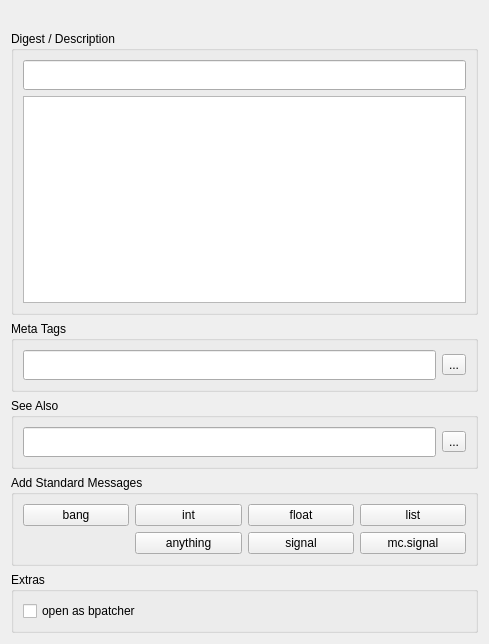
Old version of the form src/Edit/PagePatch.ui in the repository xavierxeon-music/HelpForMax.
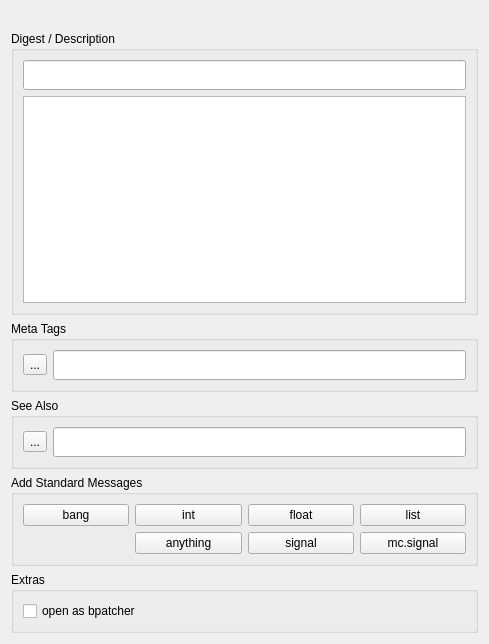
New version of the form.

The edit to the form file:
```diff
--- a/src/Edit/PagePatch.ui
+++ b/src/Edit/PagePatch.ui
@@ -58,16 +58,6 @@
       <bool>true</bool>
      </property>
      <layout class="QHBoxLayout" name="horizontalLayout">
-      <item>
-       <widget class="QLineEdit" name="metaTagEdit">
-        <property name="minimumSize">
-         <size>
-          <width>0</width>
-          <height>30</height>
-         </size>
-        </property>
-       </widget>
-      </item>
       <item>
        <widget class="QToolButton" name="selectMetaTagsButton">
         <property name="text">
@@ -75,6 +65,16 @@
         </property>
        </widget>
       </item>
+      <item>
+       <widget class="QLineEdit" name="metaTagEdit">
+        <property name="minimumSize">
+         <size>
+          <width>0</width>
+          <height>30</height>
+         </size>
+        </property>
+       </widget>
+      </item>
      </layout>
     </widget>
    </item>
@@ -87,16 +87,6 @@
       <bool>true</bool>
      </property>
      <layout class="QHBoxLayout" name="horizontalLayout_3">
-      <item>
-       <widget class="QLineEdit" name="seeAlsoEdit">
-        <property name="minimumSize">
-         <size>
-          <width>0</width>
-          <height>30</height>
-         </size>
-        </property>
-       </widget>
-      </item>
       <item>
        <widget class="QToolButton" name="selectSeeAlsoButton">
         <property name="text">
@@ -104,6 +94,16 @@
         </property>
        </widget>
       </item>
+      <item>
+       <widget class="QLineEdit" name="seeAlsoEdit">
+        <property name="minimumSize">
+         <size>
+          <width>0</width>
+          <height>30</height>
+         </size>
+        </property>
+       </widget>
+      </item>
      </layout>
     </widget>
    </item>
```
